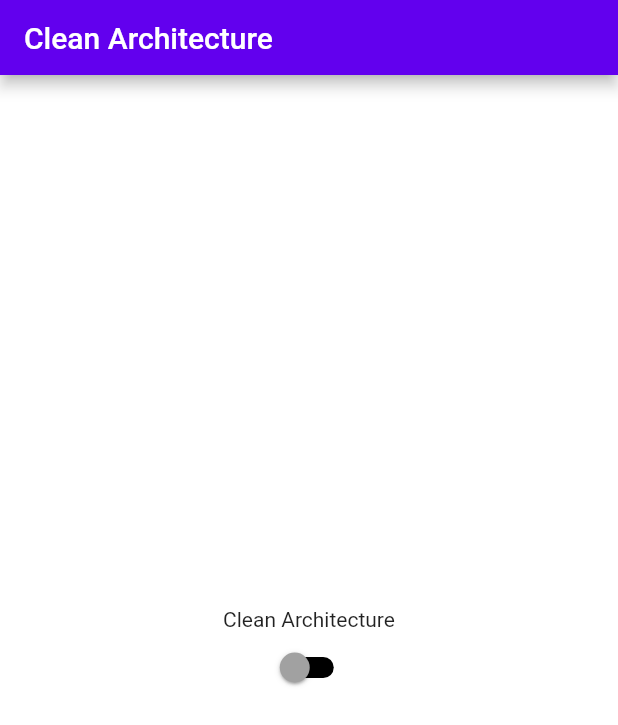
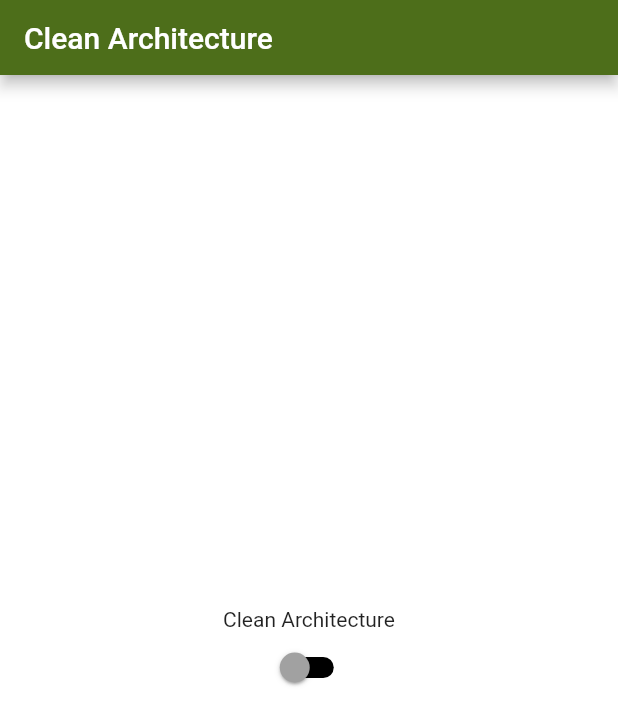
Before and after one commit to farukmeral25/clean-architecture, a Flutter app: the screen it shows after launch, on a phone screen of 412 x 824 dp. Shown: the top 725 px of the screen. Run offline on Flutter 3.47's test engine with Material 2 defaults, Android fonts, the phone set to English and light mode, and no system bars.

Commit message:
ThemeDatalara appBarTheme eklendi.

```diff
--- a/lib/core/constant/theme/appTheme/app_color.dart
+++ b/lib/core/constant/theme/appTheme/app_color.dart
@@ -1,4 +1,4 @@
-import 'package:flutter/material.dart';
+import 'dart:ui';
 
 class AppColor {
   static Color white = const Color(0xFFFFFFFF);
--- a/lib/core/constant/theme/appTheme/app_theme.dart
+++ b/lib/core/constant/theme/appTheme/app_theme.dart
@@ -6,10 +6,18 @@ class AppTheme {
     scaffoldBackgroundColor: AppColor.white,
     colorScheme: const ColorScheme.light(),
     primaryColor: AppColor.white,
+    appBarTheme: const AppBarTheme(
+      backgroundColor: Color(0xFF4D6E1A),
+      foregroundColor: Colors.white,
+    ),
   );
   static final darkTheme = ThemeData(
     scaffoldBackgroundColor: AppColor.grey,
     colorScheme: const ColorScheme.dark(),
     primaryColor: AppColor.black,
+    appBarTheme: const AppBarTheme(
+      backgroundColor: Color(0xFF2E1A1B),
+      foregroundColor: Colors.white,
+    ),
   );
 }
```
